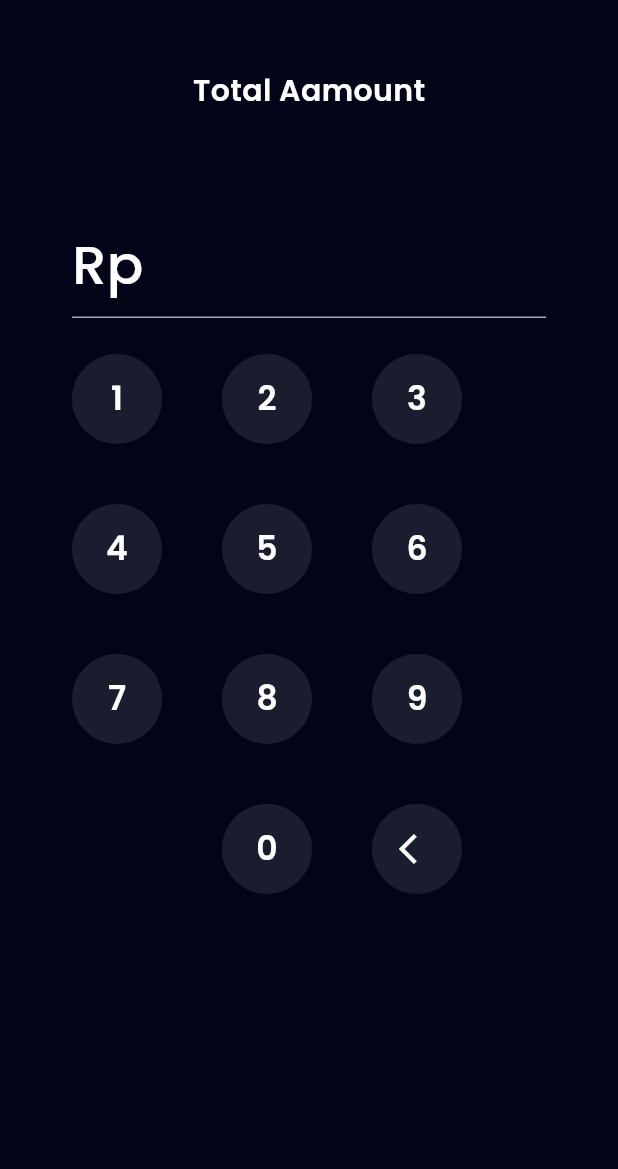
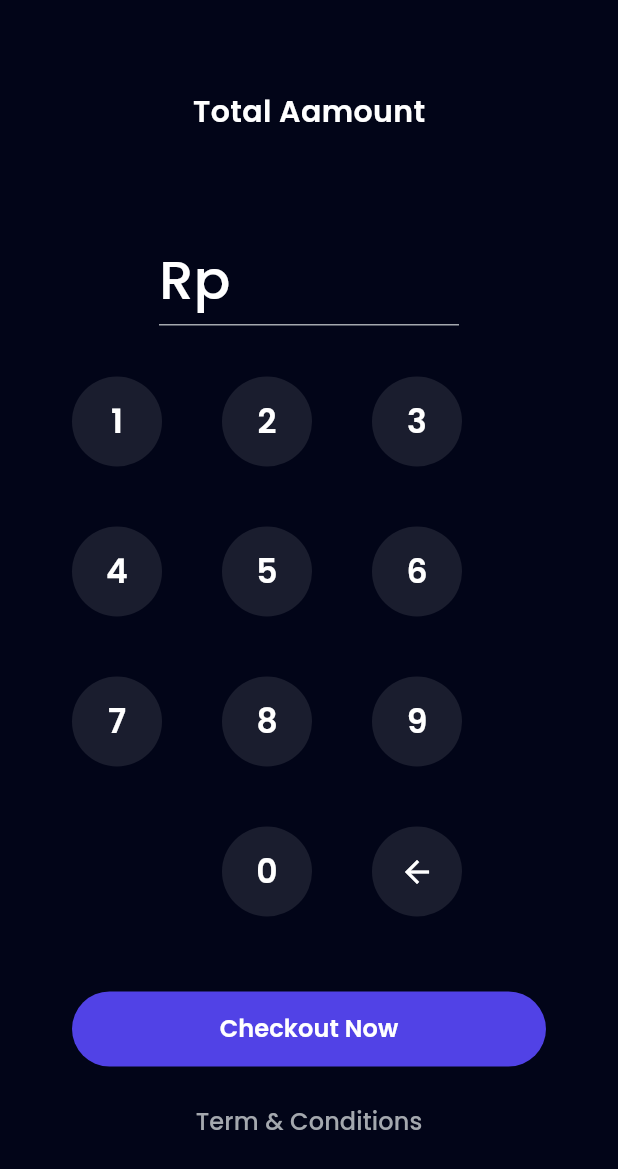
Before and after one commit to zainalsalamun/bank_salamu_master, a Flutter app: the TopUpAmountPage screen opened by its route, on a phone screen of 412 x 824 dp. Shown: the top 1169 px of the screen. Run offline on Flutter 3.47's test engine with Material 3 defaults, Android fonts, the phone set to English and light mode, and no system bars; our stand-ins replace carousel_slider, google_fonts.

Commit message:
slicing top up amount

```diff
--- a/lib/ui/pages/topup/topu_amount_page.dart
+++ b/lib/ui/pages/topup/topu_amount_page.dart
@@ -1,5 +1,7 @@
 import 'package:bank_salamu_master/shared/theme.dart';
 import 'package:flutter/material.dart';
+import 'package:intl/intl.dart';
+import 'package:url_launcher/url_launcher.dart';
 
 import '../../widget/button.dart';
 
@@ -13,7 +15,25 @@ class TopUpAmountPage extends StatefulWidget {
 class _TopUpAmountPage extends State<TopUpAmountPage> {
   final TextEditingController amountController = TextEditingController();
 
+  @override
+  void initState() {
+    super.initState();
+    amountController.addListener(() {
+      final text = amountController.text;
+      amountController.value = amountController.value.copyWith(
+        text: NumberFormat.currency(
+          locale: 'id',
+          symbol: '',
+          decimalDigits: 0,
+        ).format(int.parse(text.replaceAll('.', ''))),
+      );
+    });
+  }
+
   addAmount(String number) {
+    if (amountController.text == '0') {
+      amountController.text = '';
+    }
     setState(() {
       amountController.text = amountController.text + number;
     });
@@ -28,6 +48,9 @@ class _TopUpAmountPage extends State<TopUpAmountPage> {
       setState(() {
         amountController.text = amountController.text
             .substring(0, amountController.text.length - 1);
+        if (amountController.text == '') {
+          amountController.text = '0';
+        }
       });
     }
   }
@@ -42,7 +65,7 @@ class _TopUpAmountPage extends State<TopUpAmountPage> {
         ),
         children: [
           const SizedBox(
-            height: 46,
+            height: 60,
           ),
           Center(
             child: Text(
@@ -56,13 +79,14 @@ class _TopUpAmountPage extends State<TopUpAmountPage> {
           const SizedBox(
             height: 67,
           ),
-          SizedBox(
+          Align(
+            child: SizedBox(
               width: 200,
               child: TextFormField(
                 controller: amountController,
                 enabled: false,
                 style: whiteTextStyle.copyWith(
-                fontSize: 36,
+                  fontSize: 30,
                   fontWeight: medium,
                 ),
                 decoration: InputDecoration(
@@ -81,8 +105,9 @@ class _TopUpAmountPage extends State<TopUpAmountPage> {
                 ),
               ),
             ),
+          ),
           const SizedBox(
-            height: 24,
+            height: 34,
           ),
           Wrap(
             spacing: 40,
@@ -165,7 +190,7 @@ class _TopUpAmountPage extends State<TopUpAmountPage> {
                   ),
                   child: Center(
                     child: Icon(
-                      Icons.arrow_back_ios,
+                      Icons.arrow_back,
                       color: whiteColor,
                     ),
                   ),
@@ -173,6 +198,29 @@ class _TopUpAmountPage extends State<TopUpAmountPage> {
               ),
             ],
           ),
+          const SizedBox(
+            height: 50,
+          ),
+          CustomFilledButton(
+              title: 'Checkout Now',
+              onPressed: () async {
+                if (await Navigator.pushNamed(context, '/pin-page') == true) {
+                  await launch('https://demo.midtrans.com/');
+                  Navigator.pushNamedAndRemoveUntil(
+                    context,
+                    '/topup-success',
+                    (route) => false,
+                  );
+                }
+              }),
+          const SizedBox(
+            height: 25,
+          ),
+          CustomTextButton(
+            title: 'Term & Conditions',
+            onPressed: () {},
+          ),
+          const SizedBox(height: 40)
         ],
       ),
     );
```
Lines whose indentation alone changed are shown as unchanged.
